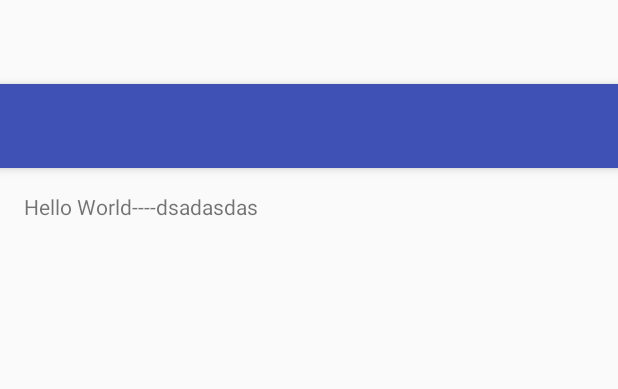
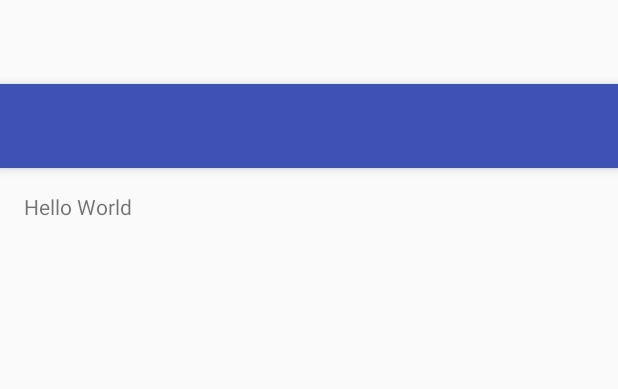
Before and after one commit to fercugliandro/PocGitHub, an Android app: the layout app_bar_base_main.xml on its own in the app's theme, with its tools: preview values and no code run, on a phone screen of 412 x 824 dp. Shown: the top 389 px of the screen. Run offline under Robolectric (Android 15) with nearby library versions, the phone set to English and light mode, and no system bars.

Commit message:
Update content_base_main.xml

```diff
--- a/app/src/main/res/layout/content_base_main.xml
+++ b/app/src/main/res/layout/content_base_main.xml
@@ -15,5 +15,5 @@
     <TextView
         android:layout_width="wrap_content"
         android:layout_height="wrap_content"
-        android:text="Hello World----dsadasdas" />
+        android:text="Hello World" />
 </RelativeLayout>
```
